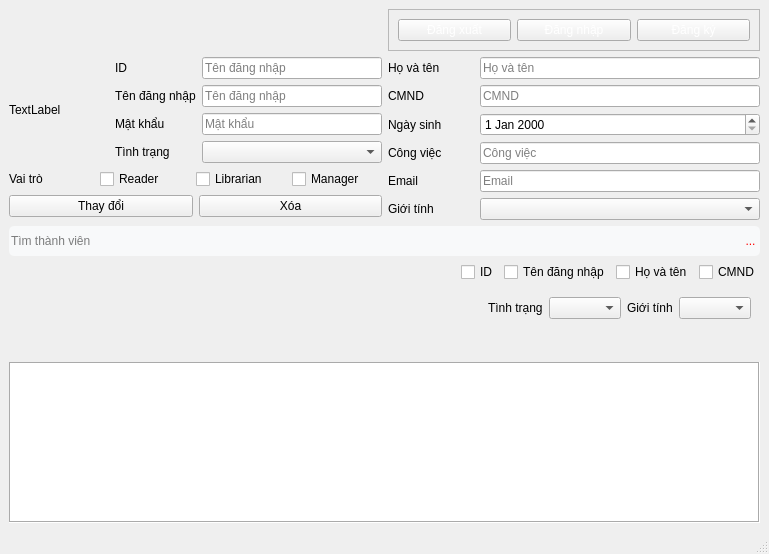
First picture: the form in managergui.ui, repository fantasyinferno/libpro, before the edit.
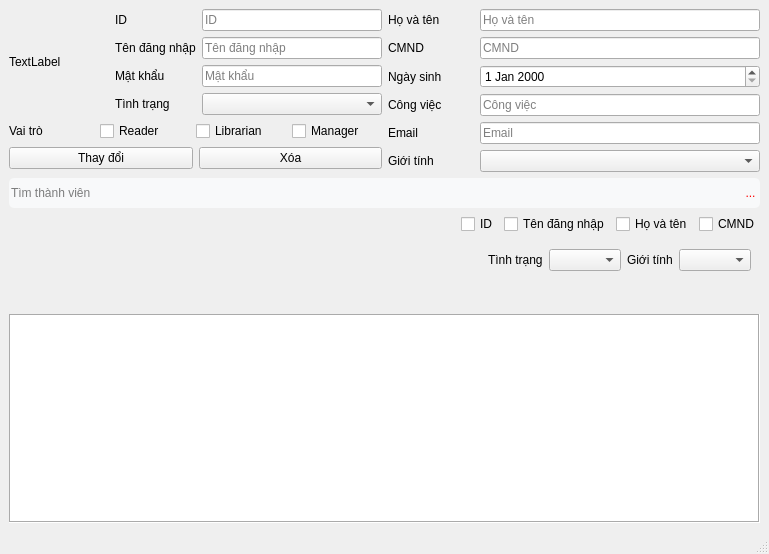
Second picture: the form after the edit. Icons and pictures are not drawn.

```diff
--- a/managergui.ui
+++ b/managergui.ui
@@ -17,101 +17,6 @@
    <layout class="QVBoxLayout" name="verticalLayout_6">
     <item>
      <layout class="QVBoxLayout" name="verticalLayout_5">
-      <item>
-       <layout class="QHBoxLayout" name="horizontalLayout_2">
-        <item>
-         <widget class="QFrame" name="thongTinDangNhap">
-          <property name="styleSheet">
-           <string notr="true"/>
-          </property>
-          <property name="frameShape">
-           <enum>QFrame::NoFrame</enum>
-          </property>
-          <property name="frameShadow">
-           <enum>QFrame::Raised</enum>
-          </property>
-          <layout class="QHBoxLayout" name="horizontalLayout">
-           <item>
-            <widget class="QPushButton" name="username">
-             <property name="styleSheet">
-              <string notr="true">color: white;</string>
-             </property>
-             <property name="text">
-              <string/>
-             </property>
-             <property name="flat">
-              <bool>true</bool>
-             </property>
-            </widget>
-           </item>
-          </layout>
-         </widget>
-        </item>
-        <item>
-         <widget class="QFrame" name="dangFrame">
-          <property name="styleSheet">
-           <string notr="true">color: white;</string>
-          </property>
-          <property name="frameShape">
-           <enum>QFrame::StyledPanel</enum>
-          </property>
-          <property name="frameShadow">
-           <enum>QFrame::Raised</enum>
-          </property>
-          <layout class="QHBoxLayout" name="horizontalLayout_3">
-           <item>
-            <widget class="QPushButton" name="dangXuatButton">
-             <property name="autoFillBackground">
-              <bool>false</bool>
-             </property>
-             <property name="styleSheet">
-              <string notr="true"/>
-             </property>
-             <property name="text">
-              <string>Đăng xuất</string>
-             </property>
-             <property name="flat">
-              <bool>false</bool>
-             </property>
-            </widget>
-           </item>
-           <item>
-            <widget class="QPushButton" name="dangNhapButton">
-             <property name="autoFillBackground">
-              <bool>false</bool>
-             </property>
-             <property name="styleSheet">
-              <string notr="true"/>
-             </property>
-             <property name="text">
-              <string>Đăng nhập</string>
-             </property>
-             <property name="flat">
-              <bool>false</bool>
-             </property>
-            </widget>
-           </item>
-           <item>
-            <widget class="QPushButton" name="dangKyButton">
-             <property name="autoFillBackground">
-              <bool>false</bool>
-             </property>
-             <property name="styleSheet">
-              <string notr="true"/>
-             </property>
-             <property name="text">
-              <string>Đăng ký</string>
-             </property>
-             <property name="flat">
-              <bool>false</bool>
-             </property>
-            </widget>
-           </item>
-          </layout>
-         </widget>
-        </item>
-       </layout>
-      </item>
       <item>
        <layout class="QHBoxLayout" name="horizontalLayout_5">
         <item>
@@ -187,7 +92,7 @@
                      </size>
                     </property>
                     <property name="placeholderText">
-                     <string>Tên đăng nhập</string>
+                     <string>ID</string>
                     </property>
                    </widget>
                   </item>
```
